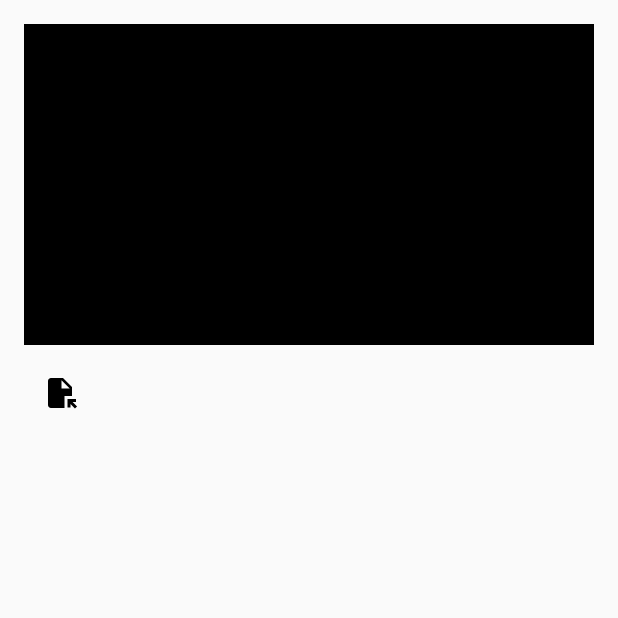
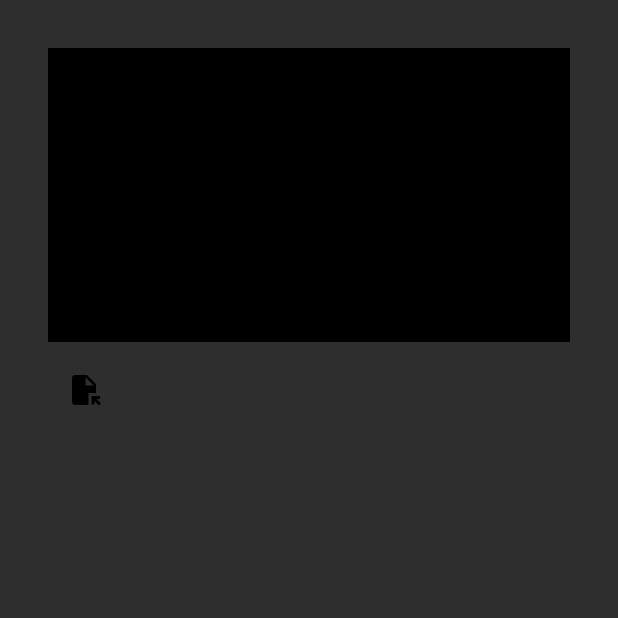
Before and after one commit to Aposalo/VideoPlayer, an Android app built with Jetpack Compose: the screen it shows after launch (MainActivity), on a phone screen of 412 x 824 dp, the top half of it. Run offline under Robolectric (Android 15) with nearby library versions, the phone set to English and light mode, and no system bars; our stand-ins replace Dagger/Hilt's generated code.

Commit message:
Added background color medium gray.

```diff
--- a/app/src/main/java/com/aposalo/videoplayer/MainActivity.kt
+++ b/app/src/main/java/com/aposalo/videoplayer/MainActivity.kt
@@ -5,7 +5,9 @@ import androidx.activity.ComponentActivity
 import androidx.activity.compose.rememberLauncherForActivityResult
 import androidx.activity.compose.setContent
 import androidx.activity.result.contract.ActivityResultContracts
+import androidx.compose.foundation.background
 import androidx.compose.foundation.clickable
+import androidx.compose.foundation.layout.Box
 import androidx.compose.foundation.layout.Column
 import androidx.compose.foundation.layout.Spacer
 import androidx.compose.foundation.layout.aspectRatio
@@ -34,6 +36,7 @@ import androidx.hilt.navigation.compose.hiltViewModel
 import androidx.lifecycle.Lifecycle
 import androidx.lifecycle.LifecycleEventObserver
 import androidx.media3.ui.PlayerView
+import com.aposalo.videoplayer.ui.theme.MediumGray
 import com.aposalo.videoplayer.ui.theme.VideoPlayerTheme
 import dagger.hilt.android.AndroidEntryPoint
 
@@ -69,7 +72,11 @@ class MainActivity() : ComponentActivity() {
                         lifecycleOwner.lifecycle.removeObserver(observer)
                     }
                 }
-
+                Box(modifier = Modifier
+                    .fillMaxSize()
+                    .background(MediumGray)
+                    .padding(16.dp)
+                ) {
                     Column(
                         modifier = Modifier
                             .fillMaxSize()
@@ -126,6 +133,8 @@ class MainActivity() : ComponentActivity() {
                         }
                     }
                 }
+
+            }
         }
     }
 
--- a/app/src/main/java/com/aposalo/videoplayer/ui/theme/Color.kt
+++ b/app/src/main/java/com/aposalo/videoplayer/ui/theme/Color.kt
@@ -6,6 +6,8 @@ val Purple80 = Color(0xFFD0BCFF)
 val PurpleGrey80 = Color(0xFFCCC2DC)
 val Pink80 = Color(0xFFEFB8C8)
 
+val MediumGray = Color(0xFF2E2E2E)
+
 val Purple40 = Color(0xFF6650a4)
 val PurpleGrey40 = Color(0xFF625b71)
 val Pink40 = Color(0xFF7D5260)
```
Lines whose indentation alone changed are shown as unchanged.
